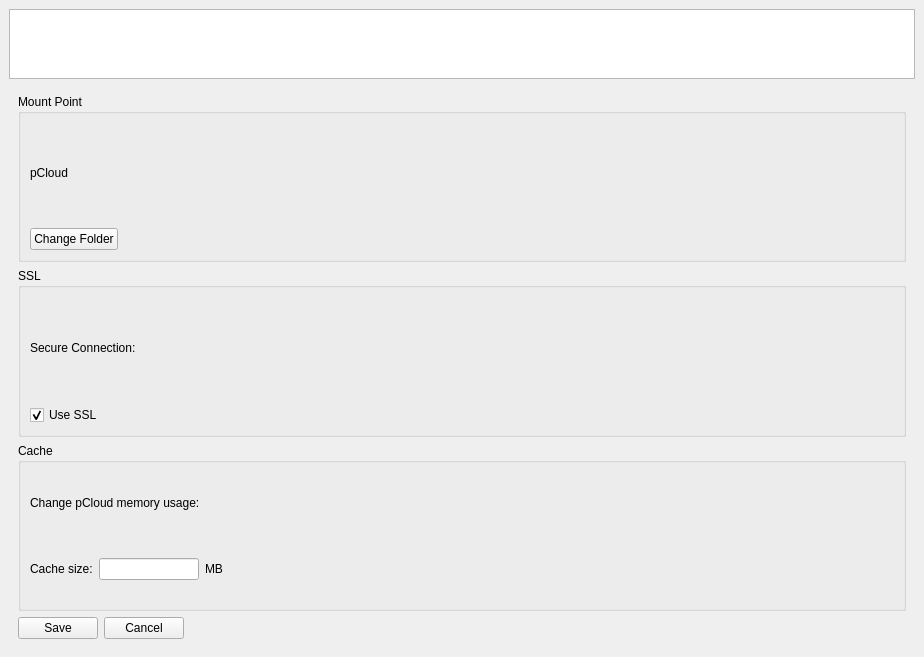
Qt form pcloudwindow.ui (pcloudcom/psyncgui) before a commit.
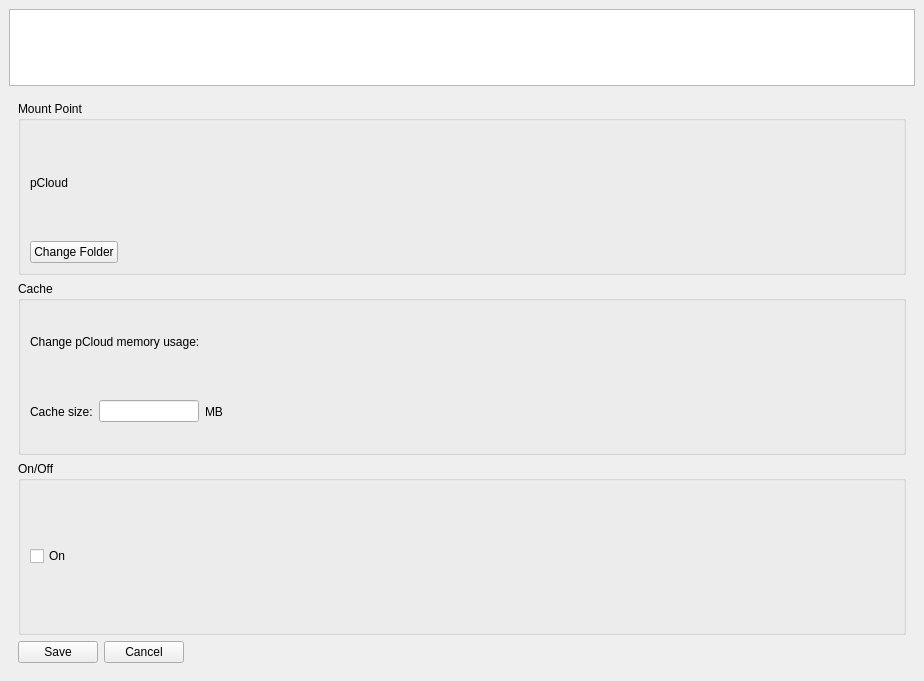
The same form after that commit. The open tabs and pages were chosen to show the change. Icons and pictures are not drawn.

What changed in the file:
```diff
--- a/pcloudwindow.ui
+++ b/pcloudwindow.ui
@@ -7,7 +7,7 @@
     <x>0</x>
     <y>0</y>
     <width>924</width>
-    <height>657</height>
+    <height>681</height>
    </rect>
   </property>
   <property name="windowTitle">
@@ -1355,8 +1355,6 @@
        </layout>
       </widget>
       <widget class="QWidget" name="pageSettings">
-       <layout class="QVBoxLayout" name="verticalLayout_23">
-        <item>
          <layout class="QVBoxLayout" name="verticalLayout_9">
           <item>
            <widget class="QGroupBox" name="groupBox_fldr">
@@ -1404,39 +1402,6 @@
             </layout>
            </widget>
           </item>
-          <item>
-           <widget class="QGroupBox" name="groupBox_ssl">
-            <property name="title">
-             <string>SSL</string>
-            </property>
-            <layout class="QVBoxLayout" name="verticalLayout_16">
-             <item>
-              <layout class="QVBoxLayout" name="verticalLayout_14">
-               <item>
-                <widget class="QLabel" name="label_ssl">
-                 <property name="text">
-                  <string>Secure Connection:</string>
-                 </property>
-                </widget>
-               </item>
-               <item>
-                <widget class="QCheckBox" name="checkBox_ssl">
-                 <property name="enabled">
-                  <bool>true</bool>
-                 </property>
-                 <property name="text">
-                  <string>Use SSL</string>
-                 </property>
-                 <property name="checked">
-                  <bool>true</bool>
-                 </property>
-                </widget>
-               </item>
-              </layout>
-             </item>
-            </layout>
-           </widget>
-          </item>
           <item>
            <widget class="QGroupBox" name="groupBox_cache">
             <property name="title">
@@ -1500,6 +1465,22 @@
             </layout>
            </widget>
           </item>
+        <item>
+         <widget class="QGroupBox" name="groupBox_startStop">
+          <property name="title">
+           <string>On/Off</string>
+          </property>
+          <layout class="QHBoxLayout" name="horizontalLayout_31">
+           <item>
+            <widget class="QCheckBox" name="checkBox_onoff">
+             <property name="text">
+              <string>On</string>
+             </property>
+            </widget>
+           </item>
+          </layout>
+         </widget>
+        </item>
           <item>
            <layout class="QHBoxLayout" name="horizontalLayout_3">
             <item>
@@ -1532,8 +1513,6 @@
            </layout>
           </item>
          </layout>
-        </item>
-       </layout>
       </widget>
       <widget class="QWidget" name="pageHelp">
        <layout class="QHBoxLayout" name="horizontalLayout_35">
```
Left out of the diff: 15 changed lines with no effect on the pictures. Lines whose indentation alone changed are shown as unchanged.
